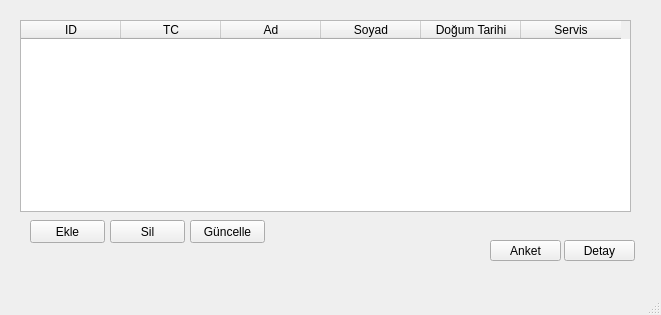
Old version of the form ana_pencere.ui in the repository SelinElifGur/enfeksiyon.
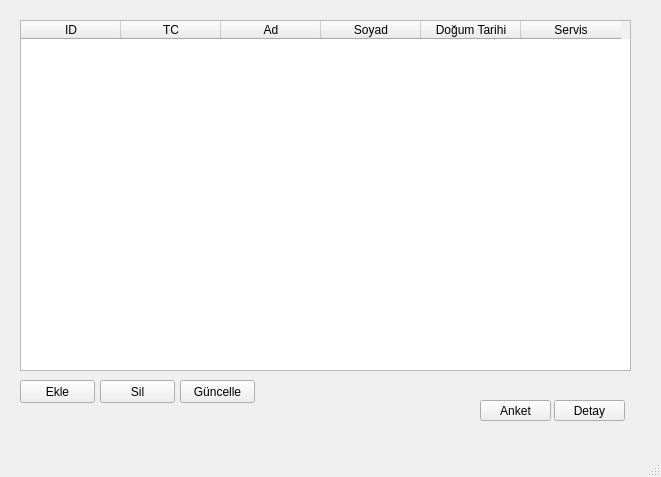
New version of the form.

Diff of the .ui file:
```diff
--- a/ana_pencere.ui
+++ b/ana_pencere.ui
@@ -7,7 +7,7 @@
     <x>0</x>
     <y>0</y>
     <width>661</width>
-    <height>315</height>
+    <height>477</height>
    </rect>
   </property>
   <property name="sizePolicy">
@@ -26,7 +26,7 @@
       <x>20</x>
       <y>20</y>
       <width>611</width>
-      <height>192</height>
+      <height>351</height>
      </rect>
     </property>
     <property name="maximumSize">
@@ -72,8 +72,8 @@
    <widget class="QPushButton" name="btnHastaEkle">
     <property name="geometry">
      <rect>
-      <x>30</x>
-      <y>220</y>
+      <x>20</x>
+      <y>380</y>
       <width>75</width>
       <height>23</height>
      </rect>
@@ -85,8 +85,8 @@
    <widget class="QPushButton" name="btnHastaGuncelle">
     <property name="geometry">
      <rect>
-      <x>190</x>
-      <y>220</y>
+      <x>180</x>
+      <y>380</y>
       <width>75</width>
       <height>23</height>
      </rect>
@@ -98,8 +98,8 @@
    <widget class="QPushButton" name="btnHastaSil">
     <property name="geometry">
      <rect>
-      <x>110</x>
-      <y>220</y>
+      <x>100</x>
+      <y>380</y>
       <width>75</width>
       <height>23</height>
      </rect>
@@ -111,8 +111,8 @@
    <widget class="QPushButton" name="btnDetayGoster">
     <property name="geometry">
      <rect>
-      <x>564</x>
-      <y>240</y>
+      <x>554</x>
+      <y>400</y>
       <width>71</width>
       <height>21</height>
      </rect>
@@ -124,8 +124,8 @@
    <widget class="QPushButton" name="btnAnket">
     <property name="geometry">
      <rect>
-      <x>490</x>
-      <y>240</y>
+      <x>480</x>
+      <y>400</y>
       <width>71</width>
       <height>21</height>
      </rect>
```
